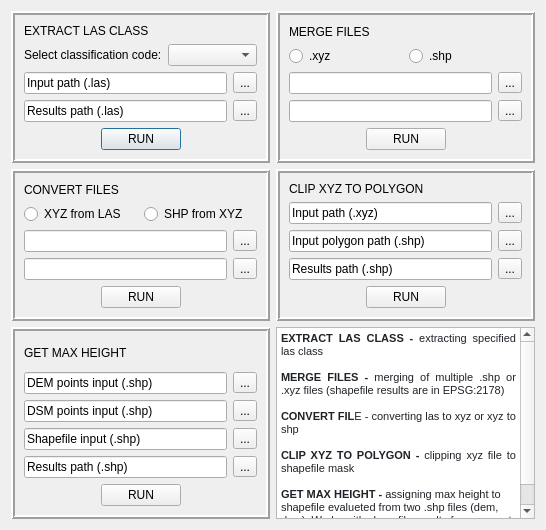
First picture: the form in las-shaper-plugin/las_shaper_dialog_base.ui, repository d4mp3/las-shaper, before the edit.
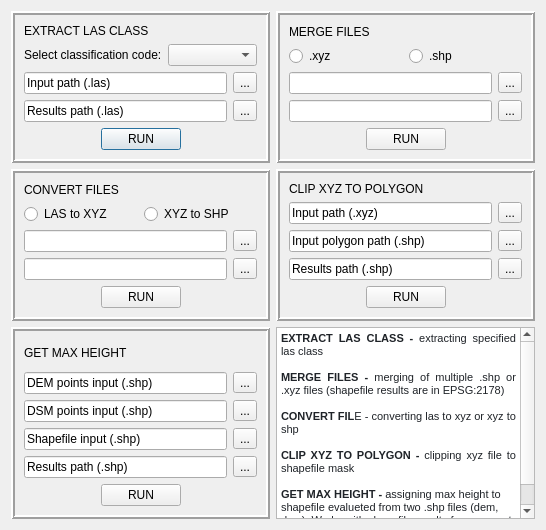
Second picture: the form after the edit.

Commit message: connect convert files with gui

Patch:
```diff
--- a/las-shaper-plugin/las_shaper_dialog_base.ui
+++ b/las-shaper-plugin/las_shaper_dialog_base.ui
@@ -294,7 +294,7 @@
             <item>
              <widget class="QRadioButton" name="rbXyzFromShpCF">
               <property name="text">
-               <string>XYZ from LAS</string>
+               <string>LAS to XYZ</string>
               </property>
               <attribute name="buttonGroup">
                <string notr="true">buttonGroupCF</string>
@@ -304,7 +304,7 @@
             <item>
              <widget class="QRadioButton" name="rbShpFromXyzCF">
               <property name="text">
-               <string>SHP from XYZ</string>
+               <string>XYZ to SHP</string>
               </property>
               <attribute name="buttonGroup">
                <string notr="true">buttonGroupCF</string>
```
Left out of the diff: 12 changed lines with no effect on the pictures. The commit also changes 2 other files.
